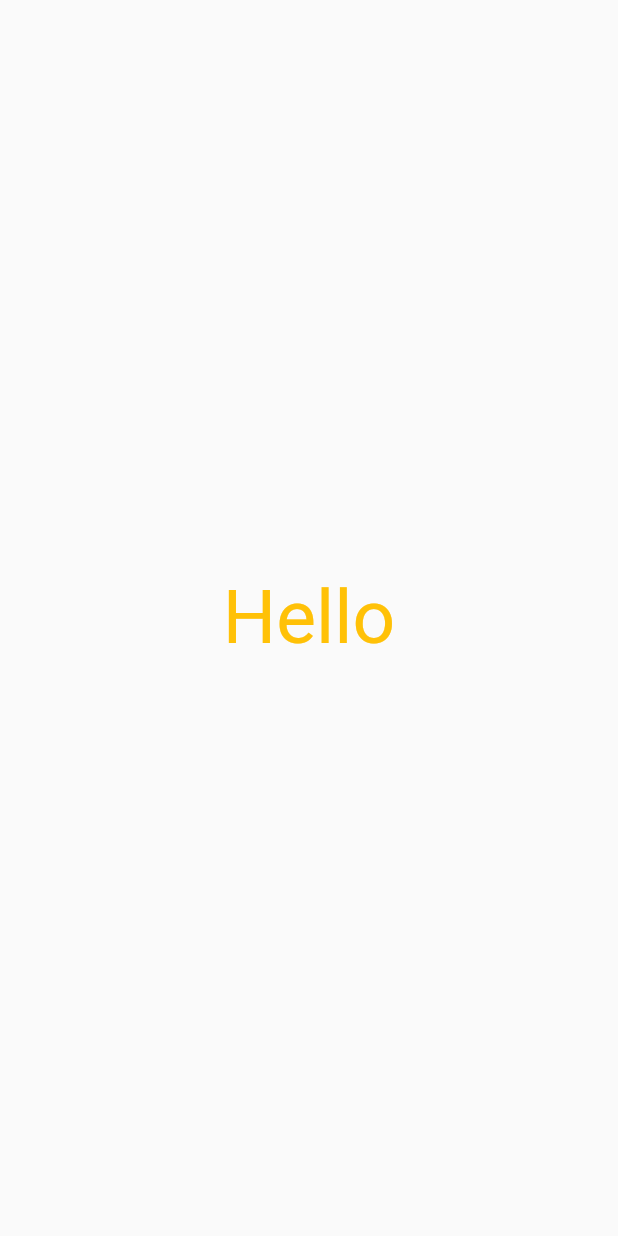
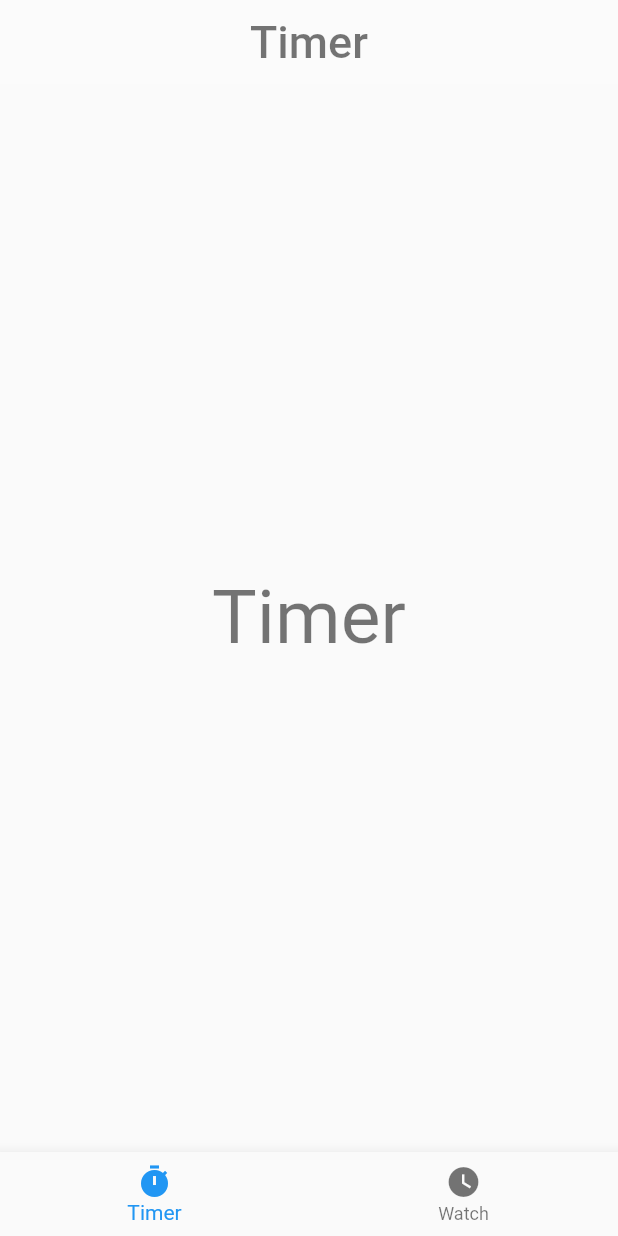
Before and after one commit to abdulrahmanahme/Timer, a Flutter app: the screen it shows after launch, on a phone screen of 412 x 824 dp. Run offline on Flutter 3.47's test engine with Material 2 defaults, Android fonts, the phone set to English and light mode, and no system bars; our stand-ins replace bloc, flutter_bloc; Roboto replaces fonts that are missing (jannah).

Commit message:
Add BottomNavigationBar
- Add Timer Page

 - Add Watch page

- Add App Bar to app

```diff
--- a/lib/cubit/cubit.dart
+++ b/lib/cubit/cubit.dart
@@ -1,7 +1,21 @@
 import 'package:bloc/bloc.dart';
+import 'package:flutter/material.dart';
+import 'package:flutter_bloc/flutter_bloc.dart';
 import 'package:timer/Cubit/states.dart';
+import 'package:timer/screens/timer.dart';
+import 'package:timer/screens/watch.dart';
 
-class TimerCubit extends Cubit<TimerStates>{
-  TimerCubit(TimerStates initialState) : super(initialState);
+class TimerCubit extends Cubit<TimerStates> {
+  TimerCubit() : super(InitialState());
+  static TimerCubit get(context) => BlocProvider.of(context);
+  int counter = 0;
+  void onItemTapped(int index) {
+    counter = index;
+    emit(OnItemTapped());
+  }
 
+  List<Widget> widgetOpetion = [
+    Timer(),
+    Watch(),
+  ];
 }
--- a/lib/cubit/states.dart
+++ b/lib/cubit/states.dart
@@ -1 +1,5 @@
 abstract class TimerStates {}
+
+class InitialState extends TimerStates {}
+
+class OnItemTapped extends TimerStates {}
--- a/lib/home/home.dart
+++ /dev/null
@@ -1,24 +0,0 @@
-import 'package:flutter/material.dart';
-
-class Home extends StatelessWidget {
-  @override
-  Widget build(BuildContext context) {
-    return Scaffold(
-      body: Column(
-        mainAxisAlignment: MainAxisAlignment.center,
-        children: [
-          Center(
-              child: Container(
-            child: Text(
-              'Hello',
-              style: TextStyle(
-                fontSize: 50,
-                color: Colors.amber,
-              ),
-            ),
-          ))
-        ],
-      ),
-    );
-  }
-}
--- /dev/null
+++ b/lib/home/home_page.dart
@@ -0,0 +1,47 @@
+import 'package:flutter/material.dart';
+import 'package:flutter_bloc/flutter_bloc.dart';
+import 'package:timer/Cubit/cubit.dart';
+import 'package:timer/Cubit/states.dart';
+
+class Home extends StatelessWidget {
+  @override
+  Widget build(BuildContext context) {
+    return BlocProvider(
+      create: (BuildContext context) => TimerCubit(),
+      child: BlocConsumer<TimerCubit, TimerStates>(
+          listener: (context, state) {},
+          builder: (context, state) {
+            TimerCubit cubit = TimerCubit.get(context);
+            return Scaffold(
+              appBar: AppBar(
+                backgroundColor: Colors.white24,
+                elevation: 0,
+                title: const Center(
+                  child: Text(
+                    'Timer',
+                    style: TextStyle(
+                        color: Colors.black54,
+                        fontSize: 30,
+                        fontFamily: 'jannah'),
+                  ),
+                ),
+              ),
+              body: cubit.widgetOpetion[cubit.counter],
+              bottomNavigationBar: BottomNavigationBar(
+                type: BottomNavigationBarType.fixed,
+                items: [
+                  BottomNavigationBarItem(
+                      icon: Icon(Icons.timer), label: 'Timer'),
+                  BottomNavigationBarItem(
+                      icon: Icon(Icons.watch_later), label: 'Watch'),
+                ],
+                currentIndex: TimerCubit.get(context).counter,
+                onTap: (int index) {
+                  TimerCubit.get(context).onItemTapped(index);
+                },
+              ),
+            );
+          }),
+    );
+  }
+}
--- /dev/null
+++ b/lib/screens/timer.dart
@@ -0,0 +1,29 @@
+import 'package:flutter/material.dart';
+import 'package:flutter_bloc/flutter_bloc.dart';
+import 'package:timer/Cubit/cubit.dart';
+import 'package:timer/Cubit/states.dart';
+
+class Timer extends StatelessWidget {
+  @override
+  Widget build(BuildContext context) {
+    return BlocProvider(
+      create: (BuildContext context) => TimerCubit(),
+      child: BlocConsumer<TimerCubit, TimerStates>(
+          listener: (context, state) {},
+          builder: (context, state) {
+            TimerCubit cubit = TimerCubit.get(context);
+            return Scaffold(
+              body: Center(
+                child: Text(
+                  'Timer',
+                  style: TextStyle(
+                    color: Colors.black54,
+                    fontSize: 50,
+                  ),
+                ),
+              ),
+            );
+          }),
+    );
+  }
+}
```
Also changed, not shown: lib/main.dart (+1 -72 lines), lib/screens/watch.dart (added, +29 -0 lines), pubspec.yaml (+5 -8 lines), lib/cubit/bloc_observer.dart (renamed from lib/cubit/BlocObserver.dart).
